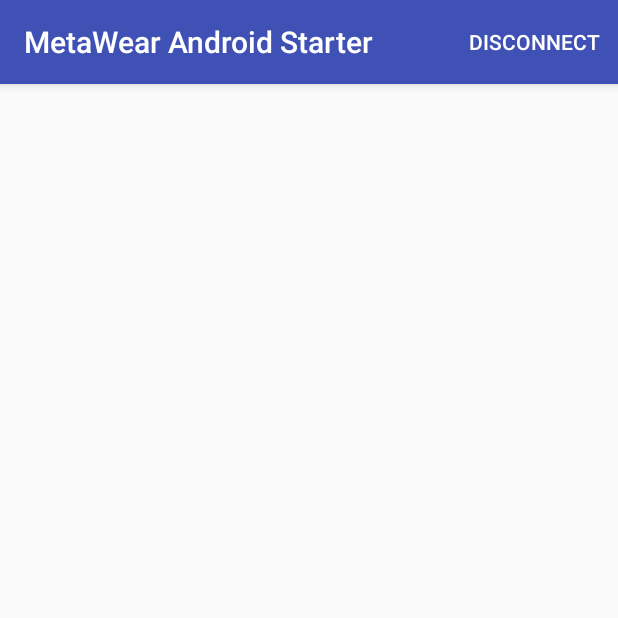
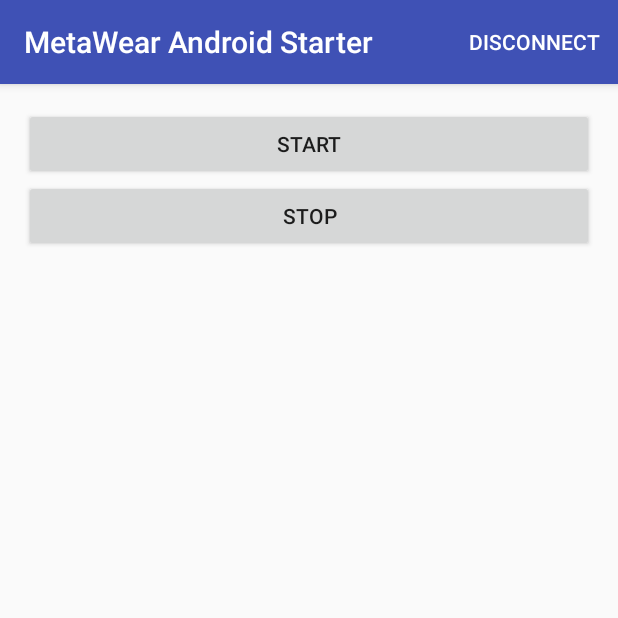
Before and after one commit to PsuMobileHealth/DataCollecter, an Android app: the DeviceSetupActivityFragment screen opened directly, with no data from a screen before it, on a phone screen of 412 x 824 dp, the top half of it. Run offline under Robolectric (Android 15) with nearby library versions, the phone set to English and light mode, and no system bars; 2 statements that could not run were skipped.

Commit message:
Tutorial at https://mbientlab.com/tutorial/android/java/ is completed, a class variable accMod needed to be created, the rest worked flawlessly

```diff
--- a/Metawear-AndroidStarter-master/app/src/main/java/com/mbientlab/metawear/starter/DeviceSetupActivityFragment.java
+++ b/Metawear-AndroidStarter-master/app/src/main/java/com/mbientlab/metawear/starter/DeviceSetupActivityFragment.java
@@ -38,19 +38,30 @@
 import android.content.Intent;
 import android.content.ServiceConnection;
 import android.os.IBinder;
+import android.support.design.widget.Snackbar;
 import android.support.v4.app.Fragment;
 import android.os.Bundle;
+import android.util.Log;
 import android.view.LayoutInflater;
 import android.view.View;
 import android.view.ViewGroup;
 
+import com.mbientlab.metawear.AsyncOperation;
+import com.mbientlab.metawear.Message;
 import com.mbientlab.metawear.MetaWearBleService;
 import com.mbientlab.metawear.MetaWearBoard;
+import com.mbientlab.metawear.RouteManager;
+import com.mbientlab.metawear.data.CartesianFloat;
+import com.mbientlab.metawear.module.Accelerometer;
+import com.mbientlab.metawear.UnsupportedModuleException;
 
 /**
  * A placeholder fragment containing a simple view.
  */
 public class DeviceSetupActivityFragment extends Fragment implements ServiceConnection {
+    //toopazo @ 06-12-2016
+    Accelerometer accModule;
+
     public interface FragmentSettings {
         BluetoothDevice getBtDevice();
     }
@@ -107,5 +118,48 @@
     /**
      * Called when the mwBoard field is ready to be used
      */
-    public void ready() {}
+    public void ready() {
+        try {
+            accModule = mwBoard.getModule(Accelerometer.class);
+            // Set the output data rate to 25Hz or closet valid value
+            accModule.setOutputDataRate(25.f);
+        } catch (UnsupportedModuleException e) {
+            Snackbar.make(getActivity().findViewById(R.id.device_setup_fragment), e.getMessage(),
+                    Snackbar.LENGTH_SHORT).show();
+        }
+    }
+
+    @Override
+    public void onViewCreated(View view, Bundle savedInstanceState) {
+        super.onViewCreated(view, savedInstanceState);
+
+        view.findViewById(R.id.acc_start).setOnClickListener(new View.OnClickListener() {
+            @Override
+            public void onClick(View v) {
+                accModule.routeData().fromAxes().stream("acc_stream").commit()
+                        .onComplete(new AsyncOperation.CompletionHandler<RouteManager>() {
+                            @Override
+                            public void success(RouteManager result) {
+                                result.subscribe("acc_stream", new RouteManager.MessageHandler() {
+                                    @Override
+                                    public void process(Message msg) {
+                                        Log.i("tutorial", msg.getData(CartesianFloat.class).toString());
+                                    }
+                                });
+
+                                accModule.enableAxisSampling();
+                                accModule.start();
+                            }
+                        });
+            }
+        });
+        view.findViewById(R.id.acc_stop).setOnClickListener(new View.OnClickListener() {
+            @Override
+            public void onClick(View v) {
+                accModule.stop();
+                accModule.disableAxisSampling();
+                mwBoard.removeRoutes();
+            }
+        });
+    }
 }
--- a/Metawear-AndroidStarter-master/app/src/main/res/layout/fragment_device_setup.xml
+++ b/Metawear-AndroidStarter-master/app/src/main/res/layout/fragment_device_setup.xml
@@ -40,5 +40,22 @@
     tools:context="com.mbientlab.metawear.starter.DeviceSetupActivityFragment"
     tools:showIn="@layout/activity_device_setup">
 
+    <Button
+        android:layout_width="wrap_content"
+        android:layout_height="wrap_content"
+        android:text="Start"
+        android:id="@+id/acc_start"
+        android:layout_alignParentTop="true"
+        android:layout_alignParentStart="true"
+        android:layout_alignParentEnd="true" />
+
+    <Button
+        android:layout_width="wrap_content"
+        android:layout_height="wrap_content"
+        android:text="Stop"
+        android:id="@+id/acc_stop"
+        android:layout_below="@+id/acc_start"
+        android:layout_alignParentStart="true"
+        android:layout_alignParentEnd="true" />
 
 </RelativeLayout>
```
Also changed, not shown: 1 other file.
